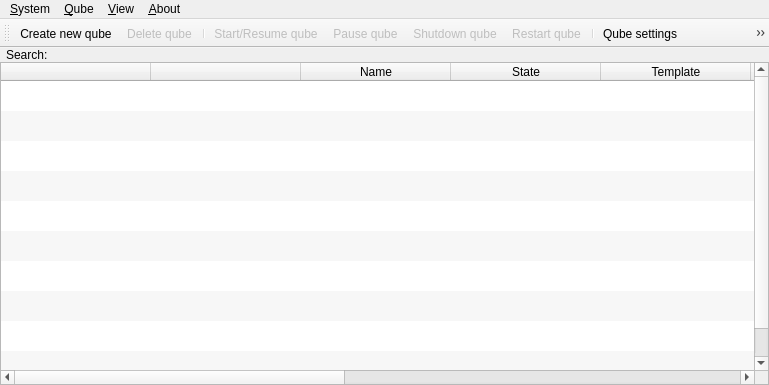
QubesOS/qubes-manager, file ui/qubemanager.ui: the form before one commit.
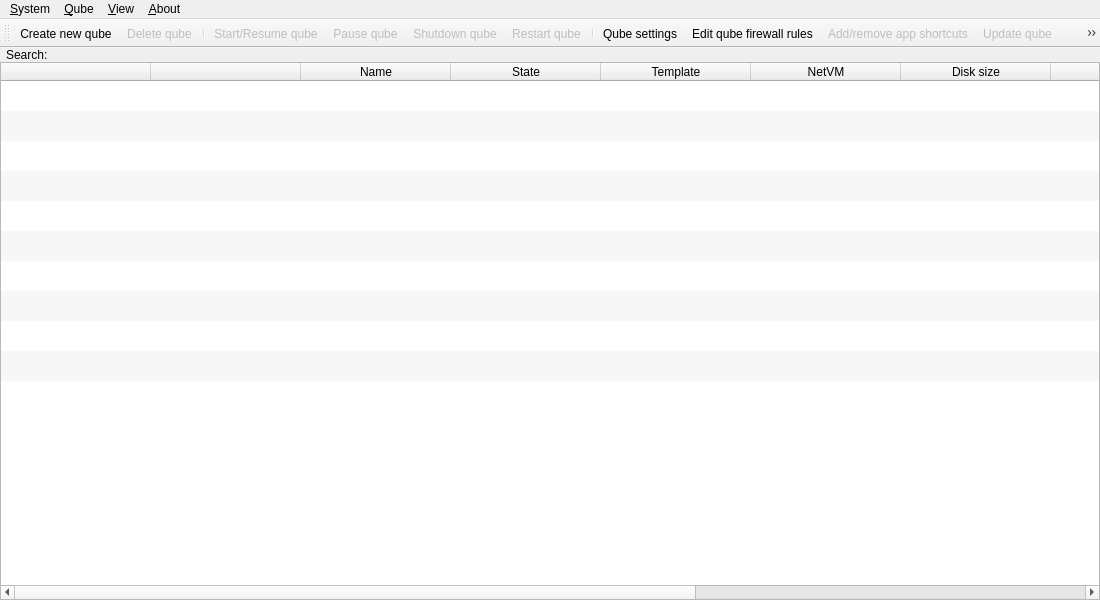
The form after the commit. Icons and pictures are not drawn.

Commit message:
Change default Qube Manager size
So that it will fit all VMs from a default install.

Patch:
```diff
--- a/ui/qubemanager.ui
+++ b/ui/qubemanager.ui
@@ -6,12 +6,12 @@
    <rect>
     <x>0</x>
     <y>0</y>
-    <width>769</width>
-    <height>385</height>
+    <width>1100</width>
+    <height>600</height>
    </rect>
   </property>
   <property name="sizePolicy">
-   <sizepolicy hsizetype="Fixed" vsizetype="Maximum">
+   <sizepolicy hsizetype="Preferred" vsizetype="Preferred">
     <horstretch>0</horstretch>
     <verstretch>0</verstretch>
    </sizepolicy>
@@ -243,7 +243,7 @@
     <rect>
      <x>0</x>
      <y>0</y>
-     <width>769</width>
+     <width>1100</width>
      <height>23</height>
     </rect>
    </property>
@@ -336,6 +336,12 @@
    <addaction name="menu_about"/>
   </widget>
   <widget class="QToolBar" name="toolbar">
+   <property name="sizePolicy">
+    <sizepolicy hsizetype="Preferred" vsizetype="Preferred">
+     <horstretch>0</horstretch>
+     <verstretch>0</verstretch>
+    </sizepolicy>
+   </property>
    <property name="contextMenuPolicy">
     <enum>Qt::CustomContextMenu</enum>
    </property>
```
The commit also changes 1 other file.
